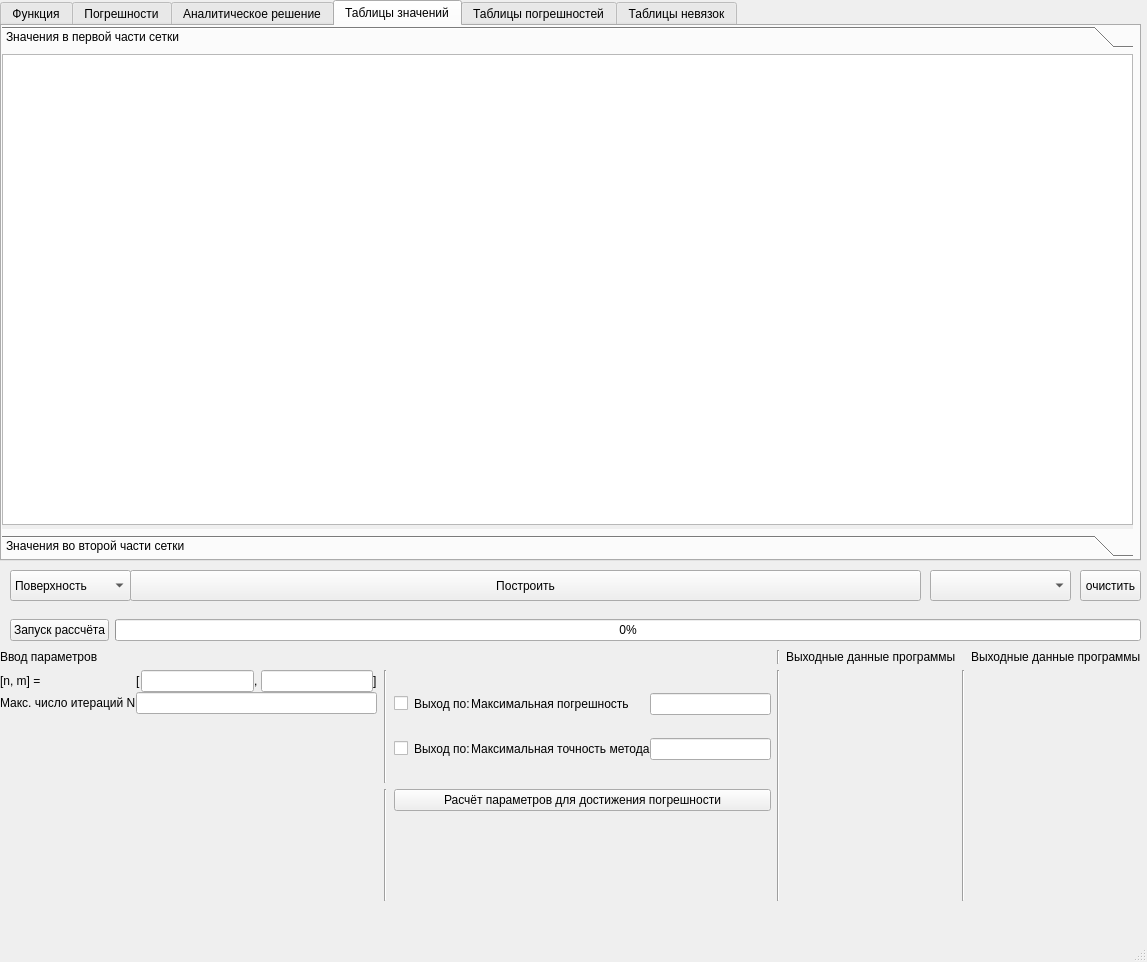
First picture: the form in UI/MainWindow.ui, repository Eisim/NM_lab_Simp_Iter_Method, before the edit.
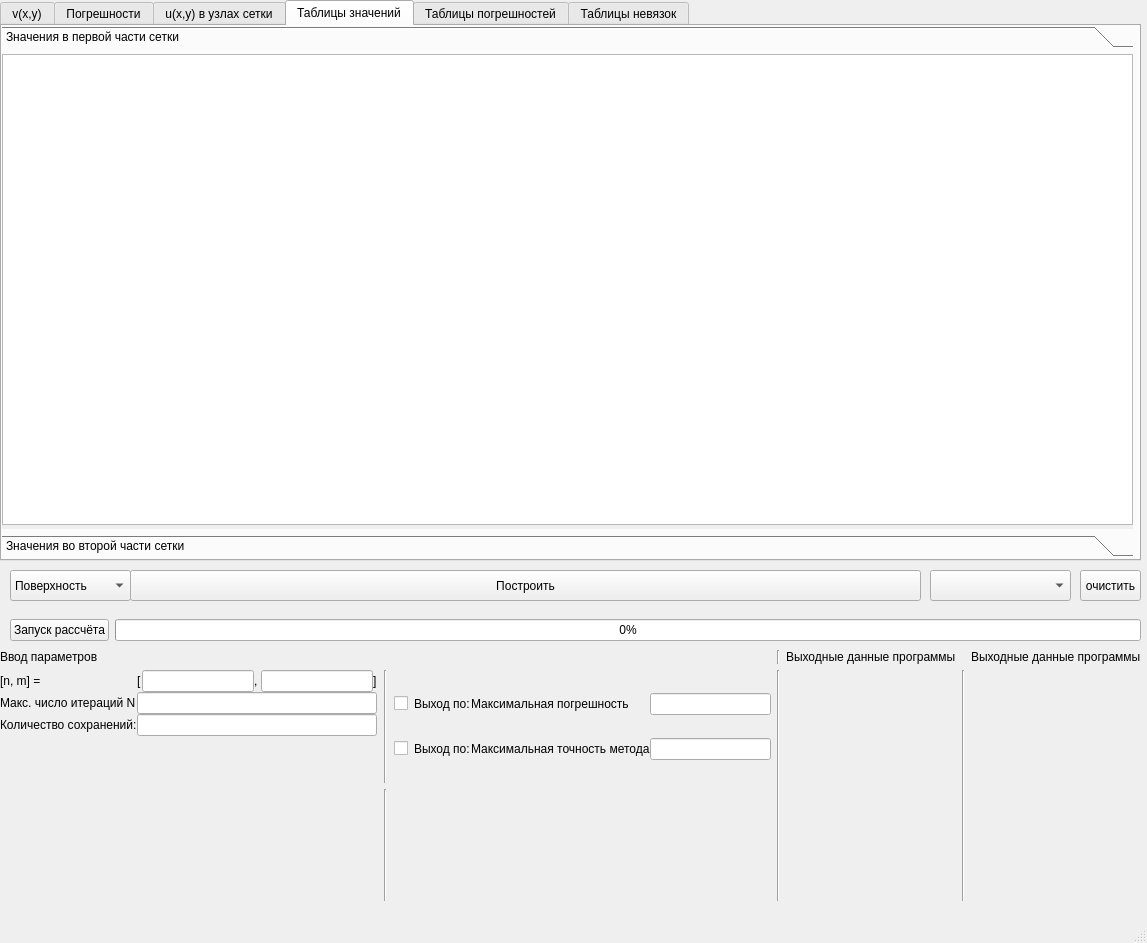
Second picture: the form after the edit. The open tabs and pages were chosen to show the change.

Patch:
```diff
--- a/UI/MainWindow.ui
+++ b/UI/MainWindow.ui
@@ -7,7 +7,7 @@
     <x>0</x>
     <y>0</y>
     <width>1147</width>
-    <height>962</height>
+    <height>943</height>
    </rect>
   </property>
   <property name="windowTitle">
@@ -188,7 +188,7 @@
            </item>
           </layout>
          </item>
-         <item row="2" column="0">
+         <item row="3" column="0">
           <spacer name="verticalSpacer_4">
            <property name="orientation">
             <enum>Qt::Vertical</enum>
@@ -204,33 +204,15 @@
          <item row="1" column="1">
           <widget class="QLineEdit" name="input_N_max"/>
          </item>
-        </layout>
-       </item>
-       <item row="2" column="2">
-        <layout class="QVBoxLayout" name="extra_info_params">
-         <item>
-          <widget class="QPushButton" name="params_button">
+         <item row="2" column="0">
+          <widget class="QLabel" name="label_13">
            <property name="text">
-            <string>Расчёт параметров для достижения погрешности</string>
+            <string>Количество сохранений:</string>
            </property>
           </widget>
          </item>
-         <item>
-          <layout class="QVBoxLayout" name="params_info">
-           <item>
-            <spacer name="verticalSpacer_2">
-             <property name="orientation">
-              <enum>Qt::Vertical</enum>
-             </property>
-             <property name="sizeHint" stdset="0">
-              <size>
-               <width>20</width>
-               <height>40</height>
-              </size>
-             </property>
-            </spacer>
-           </item>
-          </layout>
+         <item row="2" column="1">
+          <widget class="QLineEdit" name="input_backups"/>
          </item>
         </layout>
        </item>
@@ -293,7 +275,7 @@
     </property>
     <widget class="QWidget" name="tab">
      <attribute name="title">
-      <string>Функция</string>
+      <string>v(x,y)</string>
      </attribute>
      <widget class="QWidget" name="plot_widget_func" native="true">
       <property name="geometry">
@@ -329,7 +311,7 @@
     </widget>
     <widget class="QWidget" name="tab_3">
      <attribute name="title">
-      <string>Аналитическое решение</string>
+      <string>u(x,y) в узлах сетки</string>
      </attribute>
      <widget class="QWidget" name="plot_widget_u_canvas" native="true">
       <property name="geometry">
```
Left out of the diff: 30 changed lines with no effect on the pictures.
